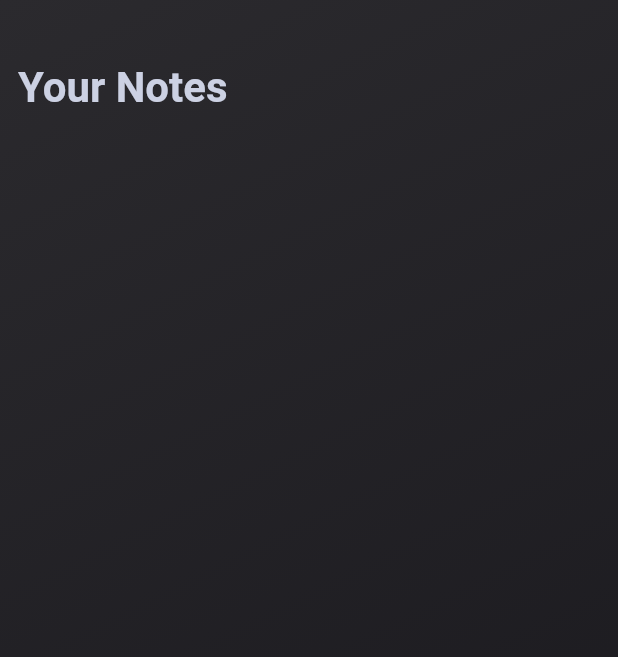
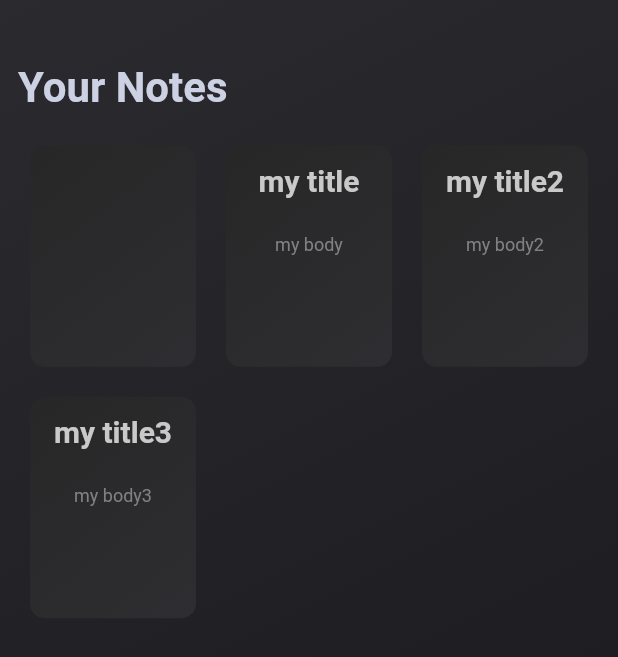
Before and after one commit to jacob-macleod/Smart-Notes, a Flutter app: the screen it shows after launch, on a phone screen of 412 x 824 dp. Shown: the top 657 px of the screen. Run offline on Flutter 3.47's test engine with Material 2 defaults, Android fonts, the phone set to English and light mode, and no system bars; our stand-ins replace hive, hive_flutter, shared_preferences; accounts and stored records are empty.

Commit message:
Added code to get all notes

```diff
--- a/lib/notes.dart
+++ b/lib/notes.dart
@@ -1,18 +1,35 @@
 import 'package:hive/hive.dart';
 import 'package:flutter/material.dart';
 
-void DeleteAllNotes(var box) {
+void deleteAllNotes(var box) {
   var my_box = Hive.box("notes");
   my_box.put(1, "");
 }
 
   // Notes are stored as &&START_NOTE&&Title&&SEPERATOR&&body$$START_NOTE$$...
-  void SaveNote(String title, String body, var box) async {
+  void saveNote(String title, String body, var box) async {
     var my_box = Hive.box("notes");
     String notes = my_box.get(1);
     notes = "$notes&&START_NOTE&&$title&&SEPERATOR&&$body";
     my_box.put(1, notes);
+  }
 
-    print ("Notes are now");
-    print (my_box.get(1));
+List<List<String>> getAllNotes(var box) {
+  print ("Getting all notes");
+  var my_box = Hive.box("notes");
+  String all_notes = my_box.get(1);
+  List<String> notes = all_notes.split("&&START_NOTE&&");
+  List<List<String>> noteData = [["", ""]];
+
+  for (int i=0; i < notes.length; i++) {
+    List<String> noteContent = notes[i].split("&&SEPERATOR&&");
+    if (noteContent.length == 2) {
+      noteData.add(noteContent);
+    } else {
+      print ("Note content is ");
+      print (noteContent);
+    }
   }
+
+  return noteData;
+}
--- a/lib/screens/main_page.dart
+++ b/lib/screens/main_page.dart
@@ -11,11 +11,11 @@ class MainPage extends StatelessWidget {
   @override
   Widget build(BuildContext context) {
     // Generate demo notes - should run once!
-    List notes = [];
-    DeleteAllNotes(box);
-    SaveNote("my title", "my body", box);
-    SaveNote("my title2", "my body2", box);
-    SaveNote("my title3", "my body3", box);
+    deleteAllNotes(box);
+    saveNote("my title", "my body", box);
+    saveNote("my title2", "my body2", box);
+    saveNote("my title3", "my body3", box);
+    List<List<String>> notes = getAllNotes(box);
 
     return GradientBackground(
       widget: Column(
```
